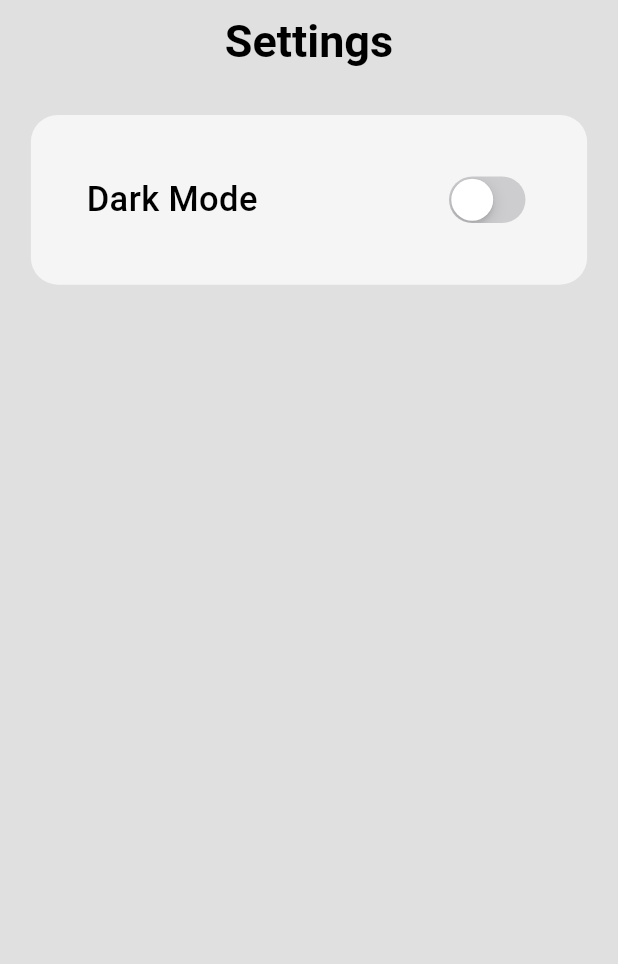
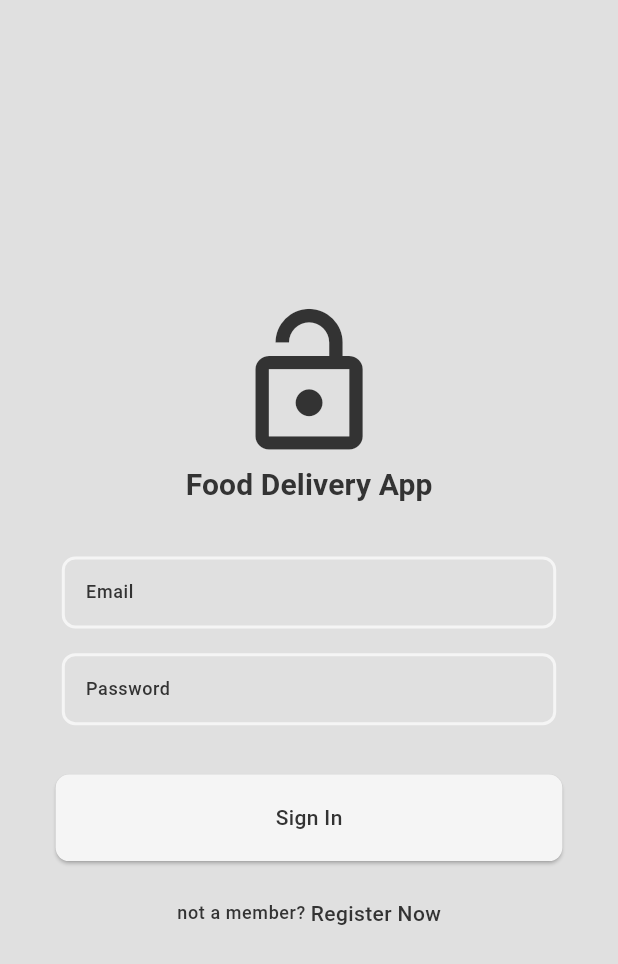
Before and after one commit to EsraaEhab153/food_delivary_app, a Flutter app: the screen it shows after launch, on a phone screen of 412 x 824 dp. Shown: the top 964 px of the screen. Run offline on Flutter 3.47's test engine with Material 3 defaults, Android fonts, the phone set to English and light mode, and no system bars.

Commit message:
Finished Login screen UI

```diff
--- /dev/null
+++ b/lib/components/custom_button.dart
@@ -0,0 +1,26 @@
+import 'package:flutter/material.dart';
+
+class CustomButton extends StatelessWidget {
+  final String text;
+
+  final Function()? onTap;
+
+  const CustomButton({super.key, required this.text, required this.onTap});
+
+  @override
+  Widget build(BuildContext context) {
+    return ElevatedButton(
+      onPressed: onTap,
+      style: ElevatedButton.styleFrom(
+          fixedSize: Size(MediaQuery.of(context).size.width,
+              MediaQuery.of(context).size.height * 0.07),
+          backgroundColor: Theme.of(context).colorScheme.secondary,
+          shape:
+              RoundedRectangleBorder(borderRadius: BorderRadius.circular(9))),
+      child: Text(
+        text,
+        style: Theme.of(context).textTheme.bodyMedium,
+      ),
+    );
+  }
+}
--- /dev/null
+++ b/lib/components/custom_textfiled.dart
@@ -0,0 +1,57 @@
+import 'package:flutter/material.dart';
+
+class CustomTextFiled extends StatelessWidget {
+  String hintText;
+
+  bool obscure;
+
+  TextEditingController controller;
+
+  CustomTextFiled(
+      {super.key,
+      required this.hintText,
+      required this.obscure,
+      required this.controller});
+
+  @override
+  Widget build(BuildContext context) {
+    return Padding(
+      padding: EdgeInsets.symmetric(
+          horizontal: MediaQuery.of(context).size.width * 0.01,
+          vertical: MediaQuery.of(context).size.width * 0.02),
+      child: TextFormField(
+        decoration: InputDecoration(
+          hintText: hintText,
+          hintStyle: Theme.of(context).textTheme.bodySmall,
+          border: OutlineInputBorder(
+              borderRadius: BorderRadius.circular(9),
+              borderSide: BorderSide(
+                color: Theme.of(context).colorScheme.secondary,
+                width: 2,
+              )),
+          enabledBorder: OutlineInputBorder(
+              borderRadius: BorderRadius.circular(9),
+              borderSide: BorderSide(
+                color: Theme.of(context).colorScheme.secondary,
+                width: 2,
+              )),
+          focusedBorder: OutlineInputBorder(
+              borderRadius: BorderRadius.circular(9),
+              borderSide: BorderSide(
+                color: Theme.of(context).colorScheme.secondary,
+                width: 2,
+              )),
+          errorBorder: OutlineInputBorder(
+              borderRadius: BorderRadius.circular(9),
+              borderSide: BorderSide(
+                color: Theme.of(context).colorScheme.error,
+                width: 2,
+              )),
+        ),
+        style: Theme.of(context).textTheme.bodySmall,
+        obscureText: obscure,
+        controller: controller,
+      ),
+    );
+  }
+}
--- a/lib/main.dart
+++ b/lib/main.dart
@@ -1,4 +1,5 @@
 import 'package:flutter/material.dart';
+import 'package:food_delivary_app/pages/login_screen.dart';
 import 'package:food_delivary_app/pages/settings.dart';
 import 'package:food_delivary_app/themes/theme_provider.dart';
 import 'package:provider/provider.dart';
@@ -21,8 +22,9 @@ class MyApp extends StatelessWidget {
       title: 'food delivery app',
       debugShowCheckedModeBanner: false,
       theme: Provider.of<ThemeProvider>(context).appTheme,
-      initialRoute: Settings.routeName,
+      initialRoute: LoginScreen.routeName,
       routes: {
+        LoginScreen.routeName: (context) => LoginScreen(),
         Settings.routeName: (context) => Settings(),
       },
     );
--- /dev/null
+++ b/lib/pages/login_screen.dart
@@ -0,0 +1,82 @@
+import 'package:flutter/material.dart';
+import 'package:food_delivary_app/components/custom_button.dart';
+import 'package:food_delivary_app/components/custom_textfiled.dart';
+
+class LoginScreen extends StatelessWidget {
+  static const String routeName = 'login_screen';
+  TextEditingController emailController = TextEditingController();
+  TextEditingController passwordController = TextEditingController();
+
+  void login() {}
+
+  LoginScreen({super.key});
+
+  @override
+  Widget build(BuildContext context) {
+    return Scaffold(
+      backgroundColor: Theme.of(context).colorScheme.background,
+      body: Padding(
+        padding: EdgeInsets.all(MediaQuery.of(context).size.width * 0.09),
+        child: SingleChildScrollView(
+          child: Column(
+            mainAxisAlignment: MainAxisAlignment.center,
+            children: [
+              SizedBox(
+                height: MediaQuery.of(context).size.height * 0.2,
+              ),
+              Icon(
+                Icons.lock_open_outlined,
+                color: Theme.of(context).colorScheme.onPrimary,
+                size: MediaQuery.of(context).size.width * 0.26,
+              ),
+              Text(
+                'Food Delivery App',
+                style: Theme.of(context).textTheme.titleSmall!.copyWith(),
+              ),
+              SizedBox(
+                height: MediaQuery.of(context).size.height * 0.03,
+              ),
+              Form(
+                child: Column(
+                  children: [
+                    CustomTextFiled(
+                        hintText: 'Email',
+                        obscure: false,
+                        controller: emailController),
+                    CustomTextFiled(
+                        hintText: 'Password',
+                        obscure: true,
+                        controller: passwordController),
+                    SizedBox(
+                      height: MediaQuery.of(context).size.height * 0.03,
+                    ),
+                    CustomButton(
+                      text: 'Sign In',
+                      onTap: login,
+                    ),
+                    SizedBox(
+                      height: MediaQuery.of(context).size.height * 0.03,
+                    ),
+                    Row(
+                      mainAxisAlignment: MainAxisAlignment.center,
+                      children: [
+                        Text(
+                          'not a member? ',
+                          style: Theme.of(context).textTheme.bodySmall,
+                        ),
+                        Text(
+                          'Register Now',
+                          style: Theme.of(context).textTheme.bodyMedium,
+                        ),
+                      ],
+                    ),
+                  ],
+                ),
+              )
+            ],
+          ),
+        ),
+      ),
+    );
+  }
+}
--- a/lib/themes/dark_mode.dart
+++ b/lib/themes/dark_mode.dart
@@ -19,32 +19,32 @@ ThemeData darkMode = ThemeData(
   textTheme: const TextTheme(
     titleLarge: TextStyle(
       color: Colors.white,
-      fontSize: 30,
+      fontSize: 25,
       fontWeight: FontWeight.bold,
     ),
     titleMedium: TextStyle(
       color: Colors.white,
-      fontSize: 27,
+      fontSize: 23,
       fontWeight: FontWeight.bold,
     ),
     titleSmall: TextStyle(
       color: Colors.black,
-      fontSize: 25,
+      fontSize: 20,
       fontWeight: FontWeight.bold,
     ),
     bodyLarge: TextStyle(
       color: Colors.white,
-      fontSize: 25,
+      fontSize: 17,
       fontWeight: FontWeight.w500,
     ),
     bodyMedium: TextStyle(
       color: Colors.white,
-      fontSize: 23,
+      fontSize: 14,
       fontWeight: FontWeight.w500,
     ),
     bodySmall: TextStyle(
       color: Colors.white,
-      fontSize: 20,
+      fontSize: 12,
       fontWeight: FontWeight.w500,
     ),
   ),
--- a/lib/themes/light_mode.dart
+++ b/lib/themes/light_mode.dart
@@ -4,7 +4,7 @@ ThemeData lightMode = ThemeData(
   colorScheme: ColorScheme(
     brightness: Brightness.dark,
     primary: Colors.grey.shade500,
-    onPrimary: Colors.grey.shade100,
+    onPrimary: const Color(0xff333333),
     secondary: Colors.grey.shade100,
     onSecondary: Colors.grey.shade100,
     error: const Color(0xffff0103),
@@ -18,33 +18,33 @@ ThemeData lightMode = ThemeData(
   ),
   textTheme: const TextTheme(
     titleLarge: TextStyle(
-      color: Colors.black,
-      fontSize: 30,
+      color: Color(0xff333333),
+      fontSize: 25,
       fontWeight: FontWeight.bold,
     ),
     titleMedium: TextStyle(
-      color: Colors.black,
-      fontSize: 27,
+      color: Color(0xff333333),
+      fontSize: 23,
       fontWeight: FontWeight.bold,
     ),
     titleSmall: TextStyle(
-      color: Colors.black,
-      fontSize: 25,
+      color: Color(0xff333333),
+      fontSize: 20,
       fontWeight: FontWeight.bold,
     ),
     bodyLarge: TextStyle(
-      color: Colors.black,
-      fontSize: 25,
+      color: Color(0xff333333),
+      fontSize: 17,
       fontWeight: FontWeight.w500,
     ),
     bodyMedium: TextStyle(
-      color: Colors.black,
-      fontSize: 23,
+      color: Color(0xff333333),
+      fontSize: 14,
       fontWeight: FontWeight.w500,
     ),
     bodySmall: TextStyle(
-      color: Colors.black,
-      fontSize: 20,
+      color: Color(0xff333333),
+      fontSize: 12,
       fontWeight: FontWeight.w500,
     ),
   ),
```
